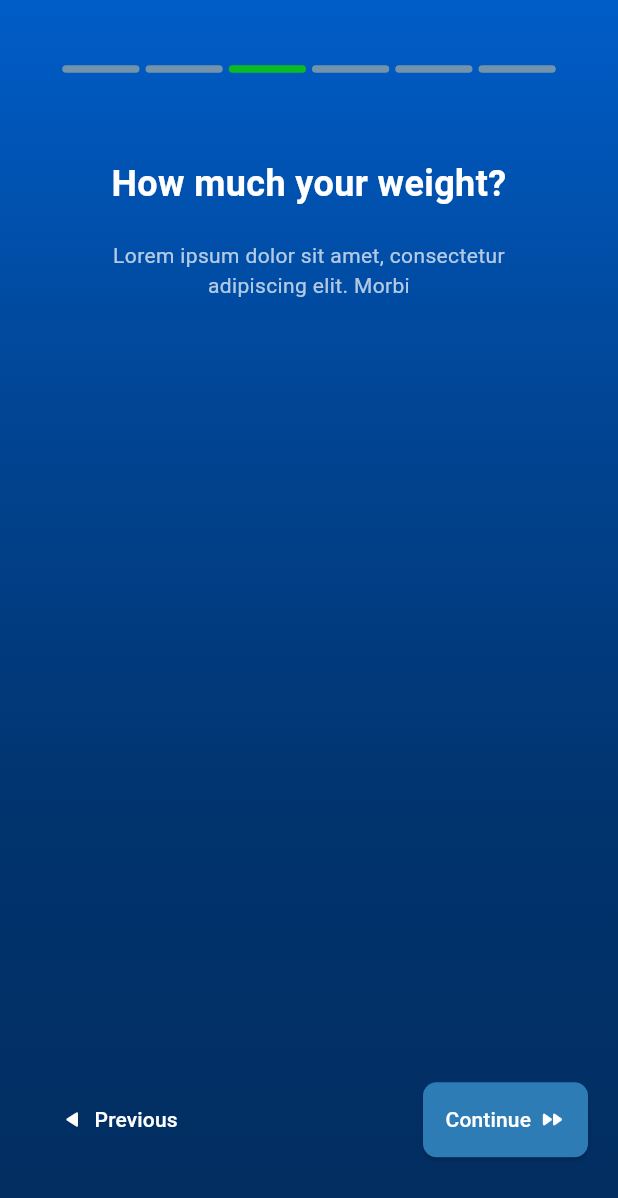
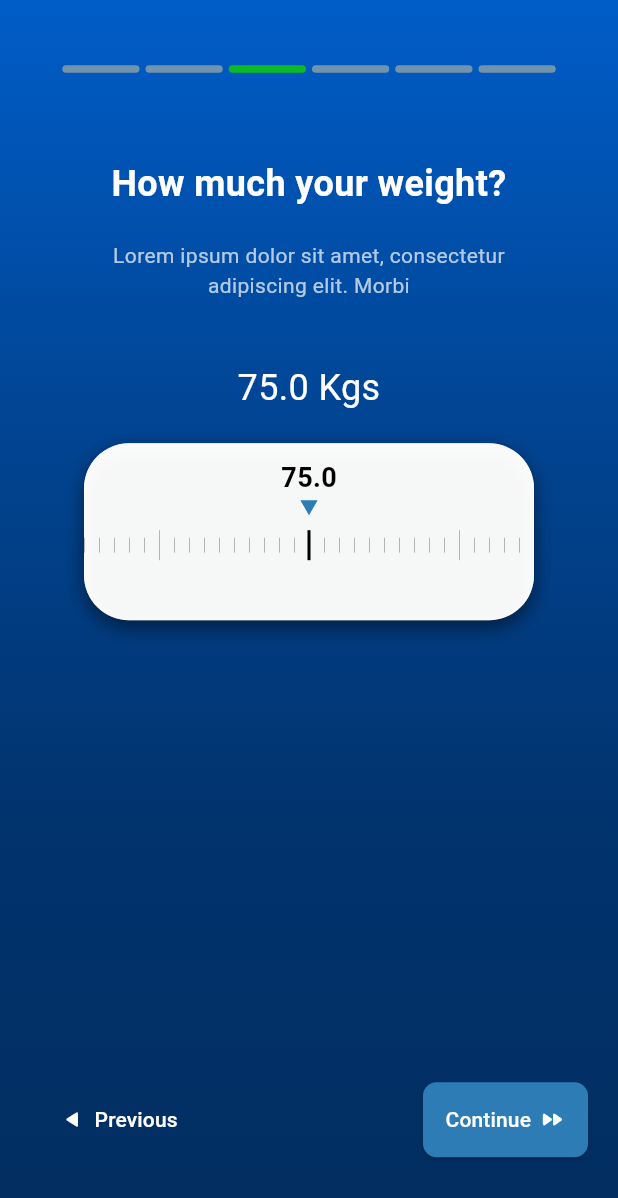
Before and after one commit to MoveAppDart/Fitpath, a Flutter app: the ThirdStepSignup screen opened directly, on a phone screen of 412 x 824 dp. Shown: the top 1198 px of the screen. Run offline on Flutter 3.47's test engine with Material 3 defaults, Android fonts, the light colour scheme and no system bars; our stand-ins replace google_fonts.

Commit message:
weight selector and activity

```diff
--- a/lib/screens/register/step3_signup.dart
+++ b/lib/screens/register/step3_signup.dart
@@ -1,8 +1,12 @@
 import 'dart:ui';
+
 import 'package:flutter/material.dart';
-import 'package:flutter/cupertino.dart';
-import 'package:gymbro/screens/register/step2_signup.dart';
+import 'package:flutter/physics.dart';
+import 'package:gymbro/screens/register/step2_signup.dart'; // Asegúrate de que esta importación sea correcta
 import 'package:gymbro/screens/register/step4_signup.dart';
+import 'package:gymbro/screens/utils/weightSlider.dart';
+
+const greenColor = Color(0xff90D855);
 
 class ThirdStepSignup extends StatefulWidget {
   @override
@@ -10,51 +14,7 @@ class ThirdStepSignup extends StatefulWidget {
 }
 
 class _ThirdStepSignupState extends State<ThirdStepSignup> {
-  final ScrollController _scrollController = ScrollController();
-  final List<int> ages = List.generate(87, (index) => 14 + index); // Edades de 18 a 100
-  int selectedAge = 18; // Edad seleccionada inicialmente
-
-  @override
-  void initState() {
-    super.initState();
-    _scrollController.addListener(_onScroll);
-
-    // Inicializar el scroll para que la edad inicial esté en el centro
-    WidgetsBinding.instance.addPostFrameCallback((_) {
-      _scrollToAge(selectedAge);
-    });
-  }
-
-  void _onScroll() {
-    // Calcular la edad seleccionada basada en la posición del scroll
-    double centerOffset = _scrollController.offset + 75; // Ajusta según el tamaño del ítem
-    int index = (centerOffset / 50).round(); // Ajusta según el tamaño del ítem
-    index = index.clamp(0, ages.length - 1); // Asegurar que el índice esté dentro del rango
-
-    setState(() {
-      selectedAge = ages[index];
-    });
-
-    // Ajustar el scroll para que la edad seleccionada esté en el centro
-    _scrollToAge(selectedAge);
-  }
-
-  void _scrollToAge(int age) {
-    // Encontrar el índice de la edad seleccionada
-    int index = ages.indexOf(age);
-    if (index != -1) {
-      // Calcular la posición del scroll para que la edad esté en el centro
-      double offset = index * 51.0 - 75.0; // Ajusta según el tamaño del ítem
-      _scrollController.jumpTo(offset); // Usar jumpTo para un ajuste instantáneo
-    }
-  }
-
-  @override
-  void dispose() {
-    _scrollController.removeListener(_onScroll);
-    _scrollController.dispose();
-    super.dispose();
-  }
+  double selectedWeight = 75; // Peso seleccionado inicialmente
 
   @override
   Widget build(BuildContext context) {
@@ -123,7 +83,40 @@ class _ThirdStepSignupState extends State<ThirdStepSignup> {
                 textAlign: TextAlign.center,
               ),
               SizedBox(height: heights / 20),
-              // Selector de Edad con Efecto de Escala
+              // Mostrar el peso seleccionado
+              Text(
+                "${selectedWeight.toStringAsFixed(1)} Kgs", // Mostrar el peso con un decimal
+                style: TextStyle(
+                  fontSize: 24,
+                  color: Colors.white,
+                ),
+                textAlign: TextAlign.center,
+              ),
+              SizedBox(height: 20),
+              // Contenedor del slider de peso
+              Container(
+                height: 118, // Altura total ajustada del selector
+                width: 300, // Ancho del selector
+                decoration: BoxDecoration(
+                  color: Color.fromARGB(229, 255, 255, 255), // Fondo blanco translúcido
+                  borderRadius: BorderRadius.circular(30), // Bordes redondeados
+                  boxShadow: [
+                    BoxShadow(
+                      color: Colors.black26,
+                      blurRadius: 10,
+                      offset: Offset(0, 5),
+                    ),
+                  ],
+                ),
+                child: WeightSlider(
+                  initialValue: selectedWeight,
+                  onChanged: (value) {
+                    setState(() {
+                      selectedWeight = value; // Actualizar el peso seleccionado
+                    });
+                  },
+                ),
+              ),
               Expanded(child: Container()),
               // Buttons
               Padding(
@@ -133,7 +126,7 @@ class _ThirdStepSignupState extends State<ThirdStepSignup> {
                   children: [
                     TextButton(
                       onPressed: () {
-                        Navigator.pushReplacement(
+                       Navigator.pushReplacement(
                           context,
                           PageRouteBuilder(
                             transitionDuration: Duration(milliseconds: 600),
--- a/lib/screens/register/step6_signup.dart
+++ b/lib/screens/register/step6_signup.dart
@@ -1,6 +1,7 @@
 import 'dart:ui';
 import 'package:flutter/material.dart';
 import 'package:flutter/cupertino.dart';
+import 'package:gymbro/screens/bottom_navbar.dart';
 import 'package:gymbro/screens/home_screen.dart';
 import 'package:gymbro/screens/register/step1_signup.dart';
 import 'package:gymbro/screens/register/step5_signup.dart';
@@ -187,7 +188,7 @@ class _SixthStepSignupState extends State<SixthStepSignup> {
                           PageRouteBuilder(
                             transitionDuration: Duration(milliseconds: 600),
                             pageBuilder: (context, animation, secondaryAnimation) =>
-                                HomeScreen(),
+                                BottomNavbar(),
                             transitionsBuilder: (context, animation,
                                 secondaryAnimation, child) {
                               return FadeTransition(
@@ -214,7 +215,7 @@ class _SixthStepSignupState extends State<SixthStepSignup> {
                       child: Row(
                         children: [
                           Text(
-                            "Continue",
+                            "Finish",
                             style: TextStyle(color: Colors.white),
                           ),
                           SizedBox(width: 5),
--- /dev/null
+++ b/lib/screens/utils/weightSlider.dart
@@ -0,0 +1,297 @@
+import 'package:flutter/material.dart';
+import 'package:flutter/physics.dart';
+
+const greenColor = Color(0xff90D855);
+
+class WeightSlider extends StatefulWidget {
+  final double initialValue;
+  final ValueChanged<double> onChanged;
+
+  const WeightSlider({
+    required this.initialValue,
+    required this.onChanged,
+    super.key,
+  });
+
+  @override
+  State<WeightSlider> createState() => _WeightSliderState();
+}
+
+class _WeightSliderState extends State<WeightSlider> {
+  PageController? numbersController;
+  final itemsExtension = 1000;
+  late double value;
+
+  @override
+  void initState() {
+    value = widget.initialValue;
+    super.initState();
+  }
+
+  void _updateValue() {
+    final double newValue = ((((numbersController?.page ?? 0) - itemsExtension) * 10)
+                .roundToDouble() /
+            10)
+        .clamp(0, 250);
+
+    if (newValue != value) {
+      setState(() {
+        value = newValue; // Ahora newValue es double
+      });
+      widget.onChanged(value); // Notificar al padre el nuevo valor
+    }
+  }
+
+  @override
+  Widget build(BuildContext context) {
+    return Container(
+      decoration: BoxDecoration(
+                  color: Color.fromARGB(229, 255, 255, 255), // Fondo blanco translúcido
+                  borderRadius: BorderRadius.circular(30), // Bordes redondeados
+                  boxShadow: [
+                    BoxShadow(
+                      color: Colors.black26,
+                      blurRadius: 10,
+                      offset: Offset(0, 5),
+                    ),
+                  ],
+                ),
+      child: LayoutBuilder(
+        builder: (context, constraints) {
+          final viewPortFraction = 1 / (constraints.maxWidth / 10);
+          numbersController = PageController(
+            initialPage: itemsExtension + widget.initialValue.toInt(),
+            viewportFraction: viewPortFraction * 10,
+          );
+          numbersController?.addListener(_updateValue);
+          return Column(
+            children: [
+              const SizedBox(height: 10),
+              Text(
+                '${value.toStringAsFixed(1)}',
+                style: const TextStyle(
+                  fontSize: 18,
+                  fontWeight: FontWeight.w600,
+                  color: Color.fromARGB(255, 0, 0, 0),
+                ),
+              ),
+              const SizedBox(height: 2),
+              SizedBox(
+                height: 10,
+                width: 11.5,
+                child: CustomPaint(
+                  painter: TrianglePainter(),
+                ),
+              ),
+              const SizedBox(height: 10),
+              _Numbers(
+                itemsExtension: itemsExtension,
+                controller: numbersController,
+                start: 0,
+                end: 250,
+                selectedValue: value, // Pasar el valor seleccionado
+              ),
+            ],
+          );
+        },
+      ),
+    );
+  }
+
+  @override
+  void dispose() {
+    numbersController?.removeListener(_updateValue);
+    numbersController?.dispose();
+    super.dispose();
+  }
+}
+
+class TrianglePainter extends CustomPainter {
+  @override
+  void paint(Canvas canvas, Size size) {
+    final paint = Paint()..color = const Color.fromARGB(255, 45, 124, 181);
+
+    canvas.drawPath(_getTrianglePath(size.width, size.height), paint);
+  }
+
+  Path _getTrianglePath(double x, double y) {
+    return Path()
+      ..lineTo(x, 0)
+      ..lineTo(x / 2, y)
+      ..lineTo(0, 0);
+  }
+
+  Path _linePath(double x, double y) {
+    return Path()
+      ..moveTo(x / 2, 0)
+      ..lineTo(x / 2, y * 2);
+  }
+
+  @override
+  bool shouldRepaint(CustomPainter oldDelegate) => true;
+}
+
+class _Numbers extends StatelessWidget {
+  final PageController? controller;
+  final int itemsExtension;
+  final int start;
+  final int end;
+  final double selectedValue; // Valor seleccionado en el slider
+
+  const _Numbers({
+    required this.controller,
+    required this.itemsExtension,
+    required this.start,
+    required this.end,
+    required this.selectedValue,
+  });
+
+  @override
+  Widget build(BuildContext context) {
+    return SizedBox(
+      height: 42,
+      child: PageView.builder(
+        pageSnapping: false,
+        controller: controller,
+        physics: _CustomPageScrollPhysics(
+          start: itemsExtension + start.toDouble(),
+          end: itemsExtension + end.toDouble(),
+        ),
+        scrollDirection: Axis.horizontal,
+        itemBuilder: (context, rawIndex) {
+          final index = rawIndex - itemsExtension;
+          return _Item(
+            index: index >= start && index <= end ? index : null,
+            selectedValue: selectedValue, // Pasar el valor seleccionado
+          );
+        },
+      ),
+    );
+  }
+}
+
+class _Item extends StatelessWidget {
+  final int? index;
+  final double selectedValue;
+
+  const _Item({
+    required this.index,
+    required this.selectedValue,
+  });
+
+  @override
+  Widget build(BuildContext context) {
+    return SizedBox(
+      child: Column(
+        children: [
+          if (index != null)
+            _Dividers(
+              index: index!,
+              selectedValue: selectedValue,
+            ),
+        ],
+      ),
+    );
+  }
+}
+
+class _Dividers extends StatelessWidget {
+  final int index; // Índice actual
+  final double selectedValue; // Valor seleccionado en el slider
+
+  const _Dividers({
+    required this.index,
+    required this.selectedValue,
+  });
+
+  @override
+  Widget build(BuildContext context) {
+    return SizedBox(
+      height: 20, // Altura base del contenedor
+      child: Row(
+        crossAxisAlignment: CrossAxisAlignment.stretch,
+        children: List.generate(10, (subIndex) {
+          // Determinar si esta línea es la seleccionada
+          final isSelectedLine = (index + (subIndex - 5) / 10) == selectedValue;
+          // Determinar si es una línea de número entero
+          final isIntegerLine = subIndex == 5;
+
+          // Grosor y altura de la línea
+          final thickness = isSelectedLine ? 2.0 : 0.5;
+          final lineHeight = (isSelectedLine || isIntegerLine) ? 30.0 : 10.0;
+
+          // Color de la línea
+          final lineColor = isSelectedLine ? Colors.black : Colors.grey;
+
+          return Expanded(
+            child: Row(
+              children: [
+                Transform.translate(
+                  offset: Offset(-thickness / 2, 0),
+                  child: AnimatedContainer(
+                    duration: Duration(milliseconds: 200), // Duración de la animación
+                    height: lineHeight, // Altura de la línea
+                    child: VerticalDivider(
+                      thickness: thickness,
+                      width: 1,
+                      color: lineColor, // Color de la línea
+                    ),
+                  ),
+                ),
+              ],
+            ),
+          );
+        }),
+      ),
+    );
+  }
+}
+
+class _CustomPageScrollPhysics extends ScrollPhysics {
+  final double start;
+  final double end;
+
+  const _CustomPageScrollPhysics({
+    required this.start,
+    required this.end,
+    ScrollPhysics? parent,
+  }) : super(parent: parent);
+
+  @override
+  _CustomPageScrollPhysics applyTo(ScrollPhysics? ancestor) {
+    return _CustomPageScrollPhysics(
+      parent: buildParent(ancestor),
+      start: start,
+      end: end,
+    );
+  }
+
+  @override
+  Simulation? createBallisticSimulation(
+    ScrollMetrics position,
+    double velocity,
+  ) {
+    final frictionSimulation =
+        FrictionSimulation(0.4, position.pixels, velocity * 0.2);
+    double newPosition = (frictionSimulation.finalX / 10).round() * 10;
+
+    final endPosition = end * 10 * 10;
+    final startPosition = start * 10 * 10;
+    newPosition = newPosition.clamp(startPosition, endPosition);
+
+    return ScrollSpringSimulation(
+      spring,
+      position.pixels,
+      newPosition.toDouble(),
+      velocity,
+      tolerance: tolerance,
+    );
+  }
+
+  @override
+  SpringDescription get spring => const SpringDescription(
+        mass: 20,
+        stiffness: 100,
+        damping: 0.8,
+      );
+}
--- a/pubspec.yaml
+++ b/pubspec.yaml
@@ -38,6 +38,7 @@ dependencies:
   # The following adds the Cupertino Icons font to your application.
   # Use with the CupertinoIcons class for iOS style icons.
   cupertino_icons: ^1.0.8
+  tuple: ^2.0.2
 
 dev_dependencies:
   flutter_test:
```
Also changed, not shown: pubspec.lock.
